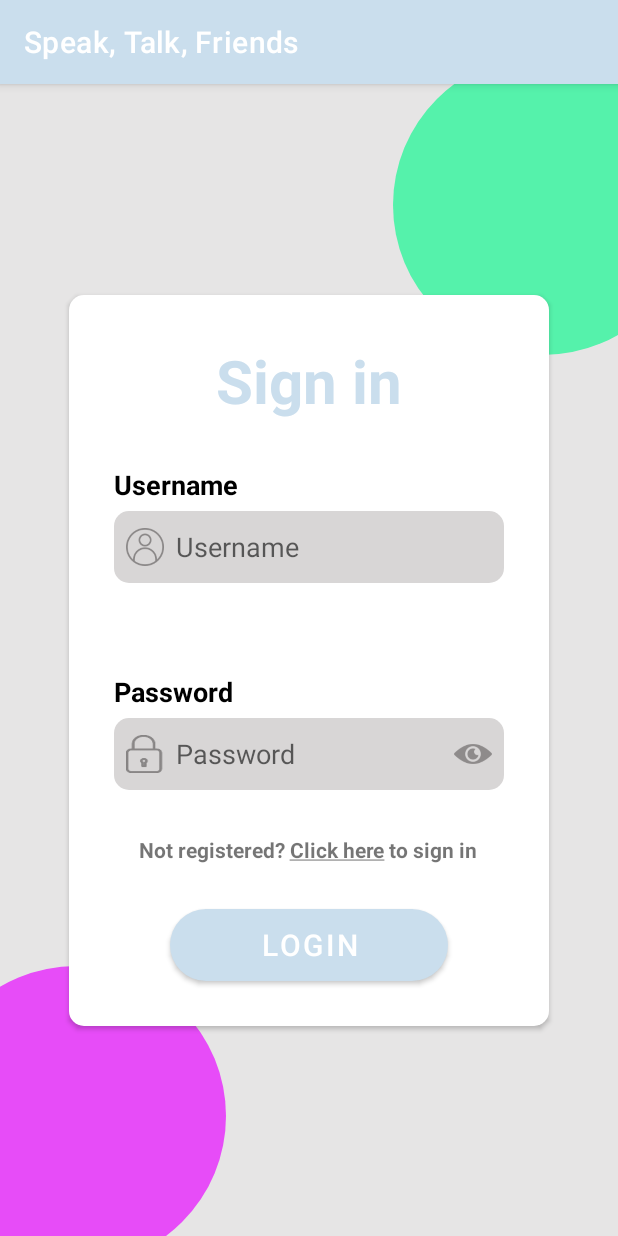
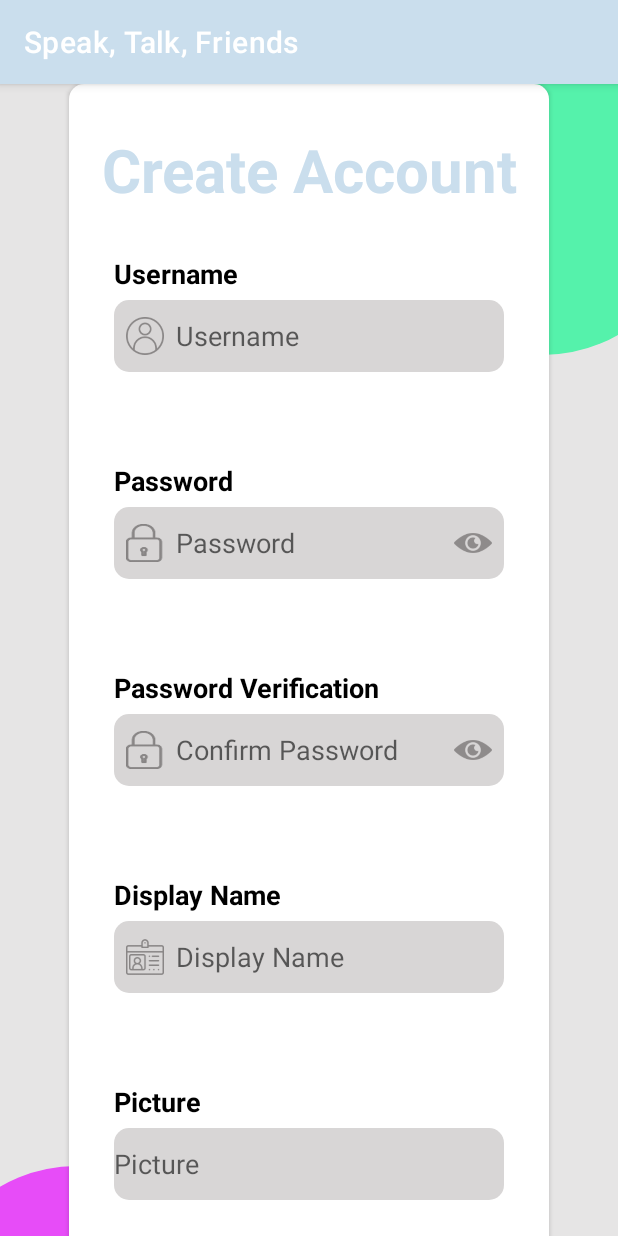
Before and after one commit to DanielCohenShor/STF_Android, an Android app: the screen it shows after launch (LoginActivity before the commit, RegisterActivity after it), on a phone screen of 412 x 824 dp. Run offline under Robolectric (Android 15) with nearby library versions, the phone set to English and light mode, and no system bars.

Commit message:
make register screen design

```diff
--- a/app/src/main/AndroidManifest.xml
+++ b/app/src/main/AndroidManifest.xml
@@ -14,9 +14,13 @@
         tools:targetApi="31">
         <activity
             android:name=".LoginActivity"
+            android:exported="false" />
+        <activity
+            android:name=".RegisterActivity"
             android:exported="true">
             <intent-filter>
                 <action android:name="android.intent.action.MAIN" />
+
                 <category android:name="android.intent.category.LAUNCHER" />
             </intent-filter>
         </activity>
--- /dev/null
+++ b/app/src/main/java/com/example/stf/RegisterActivity.java
@@ -0,0 +1,74 @@
+package com.example.stf;
+
+import androidx.appcompat.app.AppCompatActivity;
+import androidx.core.content.ContextCompat;
+
+import android.content.Context;
+import android.graphics.drawable.Drawable;
+import android.os.Bundle;
+import android.text.InputType;
+import android.view.View;
+import android.widget.EditText;
+import android.widget.ImageButton;
+
+public class RegisterActivity extends AppCompatActivity {
+
+    @Override
+    protected void onCreate(Bundle savedInstanceState) {
+        super.onCreate(savedInstanceState);
+        setContentView(R.layout.activity_register);
+        Context context = this; // 'this' refers to the current Activity instance
+
+        ImageButton btnPasswordVisibility = findViewById(R.id.btnShowPassword);
+        EditText etPassword = findViewById(R.id.etPassword);
+
+        btnPasswordVisibility.setOnClickListener(new View.OnClickListener() {
+            boolean isPasswordVisible = false;
+            final Drawable showPassword = ContextCompat.getDrawable(context, R.drawable.show_password_icon_drawable);
+            final Drawable hidePassword = ContextCompat.getDrawable(context, R.drawable.hide_password_icon_drawable);
+
+            @Override
+            public void onClick(View v) {
+                if (isPasswordVisible) {
+                    btnPasswordVisibility.setImageDrawable(showPassword);
+                    // Set the input type to hide the password
+                    etPassword.setInputType(InputType.TYPE_CLASS_TEXT| InputType.TYPE_TEXT_VARIATION_PASSWORD);
+                } else {
+                    btnPasswordVisibility.setImageDrawable(hidePassword);
+                    // Set the input type to show the password
+                    etPassword.setInputType(InputType.TYPE_CLASS_TEXT | InputType.TYPE_TEXT_VARIATION_VISIBLE_PASSWORD);
+                }
+                isPasswordVisible = !isPasswordVisible;
+
+                // Move the cursor to the end of the text
+                etPassword.setSelection(etPassword.getText().length());
+            }
+        });
+
+        ImageButton btnConfirmationPasswordVisibility = findViewById(R.id.btnShowConfirmationPassword);
+        EditText etPasswordVerification = findViewById(R.id.etPasswordVerification);
+
+        btnConfirmationPasswordVisibility.setOnClickListener(new View.OnClickListener() {
+            boolean isPasswordVisible = false;
+            final Drawable showPassword = ContextCompat.getDrawable(context, R.drawable.show_password_icon_drawable);
+            final Drawable hidePassword = ContextCompat.getDrawable(context, R.drawable.hide_password_icon_drawable);
+
+            @Override
+            public void onClick(View v) {
+                if (isPasswordVisible) {
+                    btnConfirmationPasswordVisibility.setImageDrawable(showPassword);
+                    // Set the input type to hide the password
+                    etPasswordVerification.setInputType(InputType.TYPE_CLASS_TEXT| InputType.TYPE_TEXT_VARIATION_PASSWORD);
+                } else {
+                    btnConfirmationPasswordVisibility.setImageDrawable(hidePassword);
+                    // Set the input type to show the password
+                    etPasswordVerification.setInputType(InputType.TYPE_CLASS_TEXT | InputType.TYPE_TEXT_VARIATION_VISIBLE_PASSWORD);
+                }
+                isPasswordVisible = !isPasswordVisible;
+
+                // Move the cursor to the end of the text
+                etPasswordVerification.setSelection(etPasswordVerification.getText().length());
+            }
+        });
+    }
+}
--- /dev/null
+++ b/app/src/main/res/drawable/display_name_icon_drawable.xml
@@ -0,0 +1,8 @@
+<?xml version="1.0" encoding="utf-8"?>
+<layer-list
+    xmlns:android="http://schemas.android.com/apk/res/android">
+    <item android:drawable="@drawable/display_name_icon"
+        android:width="25dp"
+        android:height="25dp"
+        android:left="8dp"/>
+</layer-list>
--- a/app/src/main/res/layout/activity_login.xml
+++ b/app/src/main/res/layout/activity_login.xml
@@ -15,7 +15,8 @@
         app:layout_constraintEnd_toEndOf="parent"
         app:layout_constraintTop_toTopOf="parent"
         android:layout_marginTop="-20dp"
-        android:layout_marginEnd="-50dp"/>
+        android:layout_marginEnd="-50dp"
+        android:contentDescription="@string/cd_top_circle"/>
 
     <LinearLayout
         android:layout_width="320dp"
@@ -111,7 +112,8 @@
                     android:layout_height="wrap_content"
                     android:layout_gravity="end|center_vertical"
                     android:background="@android:color/transparent"
-                    android:src="@drawable/show_password_icon_drawable" />
+                    android:src="@drawable/show_password_icon_drawable"
+                    android:contentDescription="@string/cd_show_password"/>
             </FrameLayout>
 
         </LinearLayout>
@@ -120,7 +122,7 @@
             android:id="@+id/linkToRegister"
             android:layout_width="wrap_content"
             android:layout_height="wrap_content"
-            android:text="@string/link_to_register"
+            android:text="@string/tv_link_to_register"
             android:layout_gravity="center"
             android:textStyle="normal|bold" />
 
@@ -147,5 +149,6 @@
         app:layout_constraintBottom_toBottomOf="parent"
         app:layout_constraintStart_toStartOf="parent"
         android:layout_marginBottom="-20dp"
-        android:layout_marginStart="-50dp"/>
+        android:layout_marginStart="-50dp"
+        android:contentDescription="@string/cd_bottom_circle"/>
 </androidx.constraintlayout.widget.ConstraintLayout>
--- /dev/null
+++ b/app/src/main/res/layout/activity_register.xml
@@ -0,0 +1,267 @@
+<?xml version="1.0" encoding="utf-8"?>
+<ScrollView
+    xmlns:android="http://schemas.android.com/apk/res/android"
+    xmlns:app="http://schemas.android.com/apk/res-auto"
+    xmlns:tools="http://schemas.android.com/tools"
+    android:layout_width="match_parent"
+    android:layout_height="match_parent"
+    android:background="#E6E5E5"
+    tools:context=".LoginActivity">
+
+    <androidx.constraintlayout.widget.ConstraintLayout
+        android:layout_width="match_parent"
+        android:layout_height="wrap_content"
+        android:background="#E6E5E5"
+        tools:context=".LoginActivity">
+
+        <ImageView
+            android:id="@+id/topCircle"
+            android:layout_width="200dp"
+            android:layout_height="200dp"
+            android:background="@drawable/top_circle"
+            app:layout_constraintEnd_toEndOf="parent"
+            app:layout_constraintTop_toTopOf="parent"
+            android:layout_marginTop="-20dp"
+            android:layout_marginEnd="-50dp"
+            android:contentDescription="@string/cd_top_circle"/>
+
+        <LinearLayout
+            android:layout_width="320dp"
+            android:layout_height="wrap_content"
+            android:background="@drawable/linearlayout_background"
+            android:gravity="center_vertical"
+            android:orientation="vertical"
+            app:layout_constraintBottom_toBottomOf="parent"
+            app:layout_constraintEnd_toEndOf="parent"
+            app:layout_constraintStart_toStartOf="parent"
+            app:layout_constraintTop_toTopOf="parent"
+            android:elevation="2dp">
+
+            <TextView
+                android:id="@+id/tvRegisterHeadline"
+                android:layout_width="match_parent"
+                android:layout_height="wrap_content"
+                android:gravity="center"
+                android:text="@string/tv_register_headline"
+                android:textColor="#CADEED"
+                android:textSize="40sp"
+                android:textStyle="bold"
+                android:layout_marginTop="30dp" />
+
+            <LinearLayout
+                android:layout_width="260dp"
+                android:layout_height="match_parent"
+                android:orientation="vertical"
+                android:paddingVertical="30dp"
+                android:layout_gravity="center">
+
+                <TextView
+                    android:id="@+id/tvUsername"
+                    android:layout_width="match_parent"
+                    android:layout_height="wrap_content"
+                    android:paddingBottom="5dp"
+                    android:text="@string/tv_username"
+                    android:textColor="@color/black"
+                    android:textSize="18sp"
+                    android:textStyle="bold" />
+
+                <EditText
+                    android:id="@+id/etUsername"
+                    android:layout_width="match_parent"
+                    android:layout_height="wrap_content"
+                    android:autofillHints="username"
+                    android:background="@drawable/edittext_background"
+                    android:drawableStart="@drawable/username_icon_drawable"
+                    android:drawablePadding="8dp"
+                    android:ems="10"
+                    android:hint="@string/et_username"
+                    android:inputType="text"
+                    android:minHeight="48dp" />
+            </LinearLayout>
+
+            <LinearLayout
+                android:layout_width="260dp"
+                android:layout_height="match_parent"
+                android:orientation="vertical"
+                android:paddingVertical="30dp"
+                android:layout_gravity="center">
+
+                <TextView
+                    android:id="@+id/tvPassword"
+                    android:layout_width="match_parent"
+                    android:layout_height="wrap_content"
+                    android:paddingBottom="5dp"
+                    android:text="@string/tv_password"
+                    android:textColor="@color/black"
+                    android:textSize="18sp"
+                    android:textStyle="bold" />
+
+                <FrameLayout
+                    android:layout_width="match_parent"
+                    android:layout_height="wrap_content">
+
+                    <EditText
+                        android:id="@+id/etPassword"
+                        android:layout_width="match_parent"
+                        android:layout_height="wrap_content"
+                        android:autofillHints="password"
+                        android:background="@drawable/edittext_background"
+                        android:drawableStart="@drawable/password_icon_drawable"
+                        android:drawablePadding="8dp"
+                        android:ems="10"
+                        android:hint="@string/et_password"
+                        android:inputType="textPassword"
+                        android:minHeight="48dp" />
+
+                    <ImageButton
+                        android:id="@+id/btnShowPassword"
+                        android:layout_width="wrap_content"
+                        android:layout_height="wrap_content"
+                        android:layout_gravity="end|center_vertical"
+                        android:background="@android:color/transparent"
+                        android:src="@drawable/show_password_icon_drawable"
+                        android:contentDescription="@string/cd_show_password"/>
+                </FrameLayout>
+            </LinearLayout>
+
+            <LinearLayout
+                android:layout_width="260dp"
+                android:layout_height="match_parent"
+                android:orientation="vertical"
+                android:paddingVertical="30dp"
+                android:layout_gravity="center">
+
+                <TextView
+                    android:id="@+id/tvPasswordVerification"
+                    android:layout_width="match_parent"
+                    android:layout_height="wrap_content"
+                    android:paddingBottom="5dp"
+                    android:text="@string/tv_password_verification"
+                    android:textColor="@color/black"
+                    android:textSize="18sp"
+                    android:textStyle="bold" />
+
+                <FrameLayout
+                    android:layout_width="match_parent"
+                    android:layout_height="wrap_content">
+
+                    <EditText
+                        android:id="@+id/etPasswordVerification"
+                        android:layout_width="match_parent"
+                        android:layout_height="wrap_content"
+                        android:autofillHints="password"
+                        android:background="@drawable/edittext_background"
+                        android:drawableStart="@drawable/password_icon_drawable"
+                        android:drawablePadding="8dp"
+                        android:ems="10"
+                        android:hint="@string/et_confirm_password"
+                        android:inputType="textPassword"
+                        android:minHeight="48dp" />
+
+                    <ImageButton
+                        android:id="@+id/btnShowConfirmationPassword"
+                        android:layout_width="wrap_content"
+                        android:layout_height="wrap_content"
+                        android:layout_gravity="end|center_vertical"
+                        android:background="@android:color/transparent"
+                        android:src="@drawable/show_password_icon_drawable"
+                        android:contentDescription="@string/cd_show_password"/>
+                </FrameLayout>
+
+            </LinearLayout>
+
+            <LinearLayout
+                android:layout_width="260dp"
+                android:layout_height="match_parent"
+                android:orientation="vertical"
+                android:paddingVertical="30dp"
+                android:layout_gravity="center">
+
+                <TextView
+                    android:id="@+id/tvDisplayName"
+                    android:layout_width="match_parent"
+                    android:layout_height="wrap_content"
+                    android:paddingBottom="5dp"
+                    android:text="@string/tv_display_name"
+                    android:textColor="@color/black"
+                    android:textSize="18sp"
+                    android:textStyle="bold" />
+
+                <EditText
+                    android:id="@+id/etDisplayName"
+                    android:layout_width="match_parent"
+                    android:layout_height="wrap_content"
+                    android:autofillHints="username"
+                    android:background="@drawable/edittext_background"
+                    android:drawableStart="@drawable/display_name_icon_drawable"
+                    android:drawablePadding="8dp"
+                    android:ems="10"
+                    android:hint="@string/et_display_name"
+                    android:inputType="text"
+                    android:minHeight="48dp" />
+            </LinearLayout>
+
+            <LinearLayout
+                android:layout_width="260dp"
+                android:layout_height="match_parent"
+                android:orientation="vertical"
+                android:paddingVertical="30dp"
+                android:layout_gravity="center">
+
+                <TextView
+                    android:id="@+id/tvPicture"
+                    android:layout_width="match_parent"
+                    android:layout_height="wrap_content"
+                    android:paddingBottom="5dp"
+                    android:text="@string/tv_picture"
+                    android:textColor="@color/black"
+                    android:textSize="18sp"
+                    android:textStyle="bold" />
+
+                <EditText
+                    android:id="@+id/etPicture"
+                    android:layout_width="match_parent"
+                    android:layout_height="wrap_content"
+                    android:autofillHints="username"
+                    android:background="@drawable/edittext_background"
+                    android:ems="10"
+                    android:hint="@string/et_picture"
+                    android:inputType="text"
+                    android:minHeight="48dp" />
+            </LinearLayout>
+
+            <TextView
+                android:id="@+id/linkToRegister"
+                android:layout_width="wrap_content"
+                android:layout_height="wrap_content"
+                android:text="@string/tv_link_to_login"
+                android:layout_gravity="center"
+                android:textStyle="normal|bold" />
+
+            <Button
+                android:id="@+id/btnRegister"
+                android:layout_width="185dp"
+                android:layout_height="wrap_content"
+                android:layout_gravity="center"
+                android:layout_marginTop="30dp"
+                android:layout_marginBottom="30dp"
+                android:background="@drawable/rounded_button_background"
+                android:gravity="center"
+                android:text="@string/btn_register"
+                android:textColor="#FFFFFF"
+                android:textSize="20sp" />
+
+        </LinearLayout>
+
+        <ImageView
+            android:id="@+id/bottomCircle"
+            android:layout_width="200dp"
+            android:layout_height="200dp"
+            android:background="@drawable/bottom_circle"
+            app:layout_constraintBottom_toBottomOf="parent"
+            app:layout_constraintStart_toStartOf="parent"
+            android:layout_marginBottom="-20dp"
+            android:layout_marginStart="-50dp"
+            android:contentDescription="@string/cd_bottom_circle"/>
+    </androidx.constraintlayout.widget.ConstraintLayout>
+</ScrollView>
--- a/app/src/main/res/values-night/strings.xml
+++ b/app/src/main/res/values-night/strings.xml
@@ -6,5 +6,17 @@
     <string name="tv_username">Username</string>
     <string name="tv_password">Password</string>
     <string name="tv_login_headline">Sign in</string>
-    <string name="link_to_register">Not registered? Click here to sign in</string>
+    <string name="tv_link_to_register">Not registered? Click here to sign in</string>
+    <string name="tv_register_headline">Create Account</string>
+    <string name="btn_register">REGISTER</string>
+    <string name="tv_link_to_login">Already registered? Click here to login</string>
+    <string name="tv_password_verification">Password Verification</string>
+    <string name="et_confirm_password">Confirm Password</string>
+    <string name="tv_display_name">Display Name</string>
+    <string name="et_display_name">Display Name</string>
+    <string name="tv_picture">Picture</string>
+    <string name="et_picture">Picture</string>
+    <string name="cd_top_circle">topCircle</string>
+    <string name="cd_show_password">showPasswordImg</string>
+    <string name="cd_bottom_circle">bottomCircle</string>
 </resources>
--- a/app/src/main/res/values/strings.xml
+++ b/app/src/main/res/values/strings.xml
@@ -6,5 +6,17 @@
     <string name="tv_username">Username</string>
     <string name="tv_password">Password</string>
     <string name="tv_login_headline">Sign in</string>
-    <string name="link_to_register">Not registered? <u>Click here</u> to sign in</string>
+    <string name="tv_link_to_register">Not registered? <u>Click here</u> to register</string>
+    <string name="tv_register_headline">Create Account</string>
+    <string name="btn_register">REGISTER</string>
+    <string name="tv_link_to_login">Already registered? <u>Click here</u> to login</string>
+    <string name="tv_password_verification">Password Verification</string>
+    <string name="et_confirm_password">Confirm Password</string>
+    <string name="tv_display_name">Display Name</string>
+    <string name="et_display_name">Display Name</string>
+    <string name="tv_picture">Picture</string>
+    <string name="et_picture">Picture</string>
+    <string name="cd_top_circle">topCircle</string>
+    <string name="cd_show_password">showPasswordImg</string>
+    <string name="cd_bottom_circle">bottomCircle</string>
 </resources>
```
Also changed, not shown: app/src/main/res/drawable/display_name_icon.png (added).
